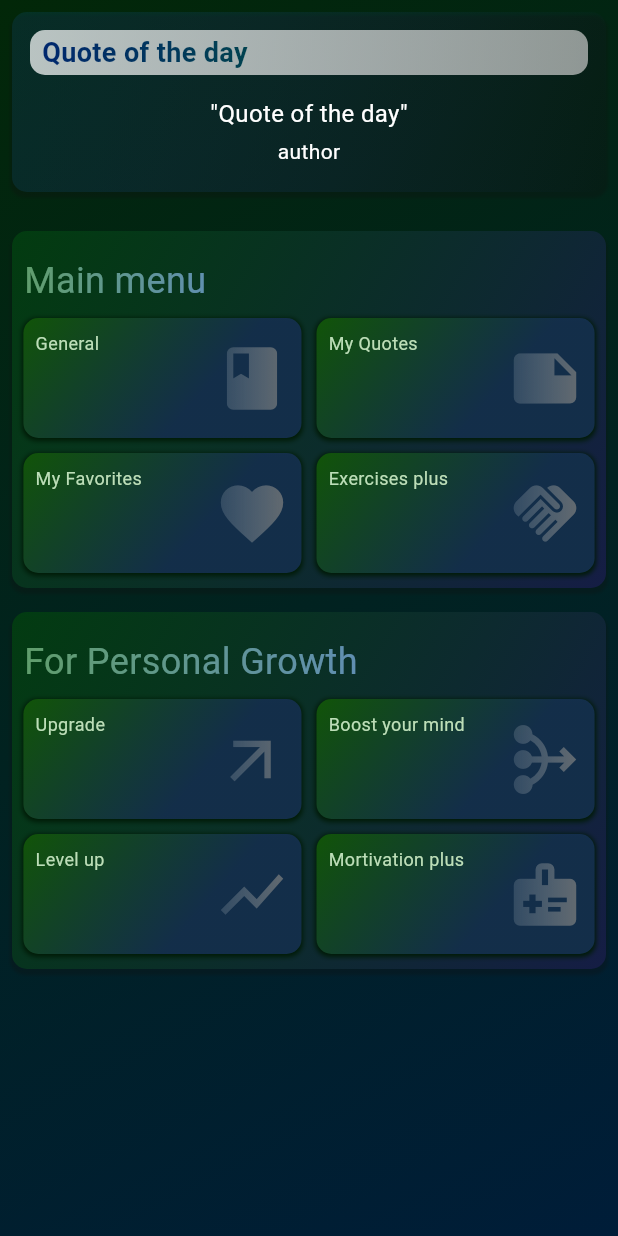
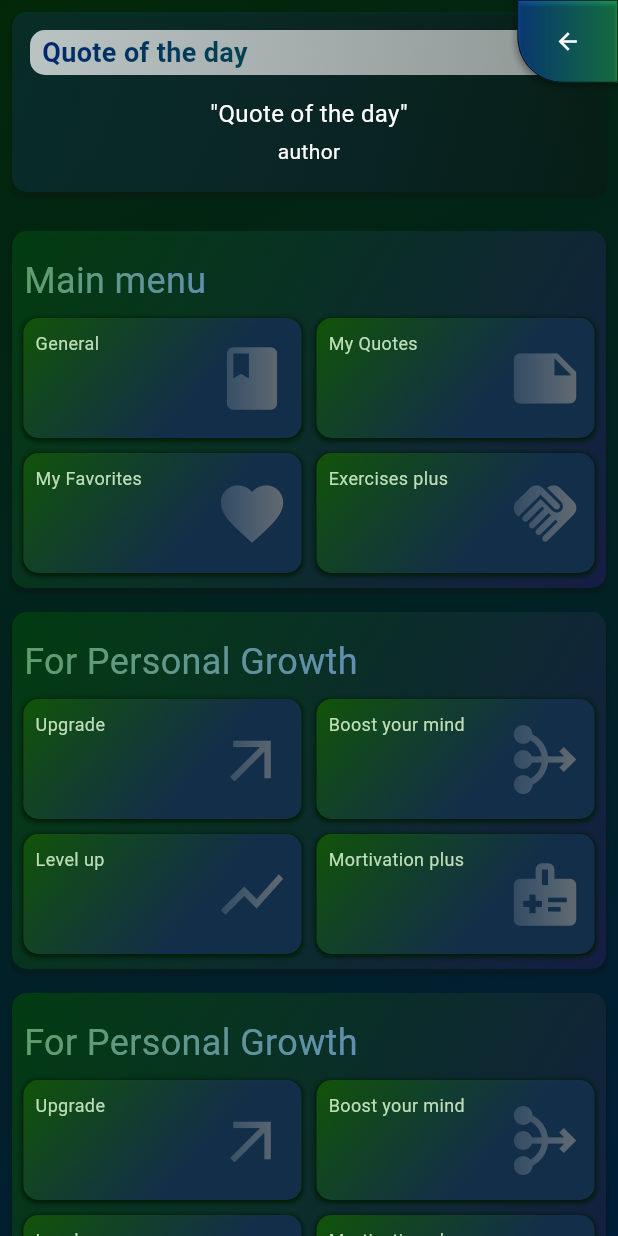
Before and after one commit to Thambara-20/MindLift, a Flutter app: the Content widget shown alone on an empty page, opened directly, on a phone screen of 412 x 824 dp. Run offline on Flutter 3.47's test engine with Material 3 defaults, Android fonts, the phone set to English and light mode, and no system bars; our stand-ins replace flutter_local_notifications, shared_preferences; missing offline and left inert: flutter_background_service; accounts and stored records are empty; network calls fail.

Commit message:
added back option

```diff
--- a/mortivate/lib/screens/menu.dart
+++ b/mortivate/lib/screens/menu.dart
@@ -2,6 +2,7 @@ import 'package:flutter/material.dart';
 import 'package:flutter/cupertino.dart';
 import 'package:mortivate/widgets/menu_box_wrapper.dart';
 import 'package:mortivate/widgets/special_quote.dart';
+import 'package:mortivate/widgets/styled_button.dart';
 
 class Menu {
   static void show(BuildContext context) {
@@ -26,7 +27,9 @@ class Menu {
   // ignore: non_constant_identifier_names
   static Widget Content(BuildContext context) {
     return Scaffold(
-      body: Container(
+      body: Stack(
+        children: [
+          Container(
             height: MediaQuery.of(context).size.height,
             width: MediaQuery.of(context).size.width,
             decoration: const BoxDecoration(
@@ -76,9 +79,36 @@ class Menu {
                     Icons.show_chart_outlined,
                     Icons.medical_information
                   ]),
+                  MenuBoxWrapper(topic: 'For Personal Growth', menuItems: [
+                    'Upgrade',
+                    'Boost your mind',
+                    'Level up',
+                    'Mortivation plus'
+                  ], icons: [
+                    Icons.arrow_outward,
+                    Icons.mediation,
+                    Icons.show_chart_outlined,
+                    Icons.medical_information
+                  ]),
                 ],
               ),
-          )),
+            ),
+          ),
+          Positioned(
+            top: 0.0,
+            right: .0,
+            child: StyledElevatedButton(
+              borderRadius: const BorderRadius.only(
+                bottomLeft: Radius.circular(30),
+              ),
+              child: const Icon(Icons.arrow_back, color: Colors.white),
+              onPressed: () {
+                Navigator.pop(context);
+              },
+            ),
+          ),
+        ],
+      ),
     );
   }
 }
```
Lines whose indentation alone changed are shown as unchanged.
